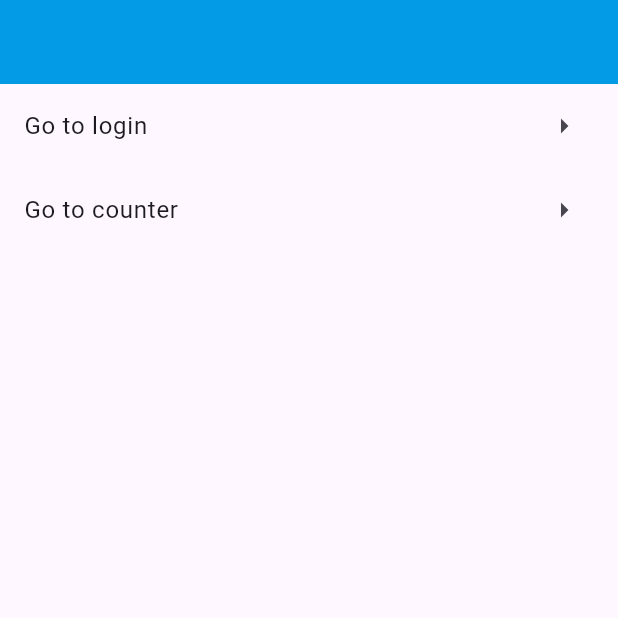
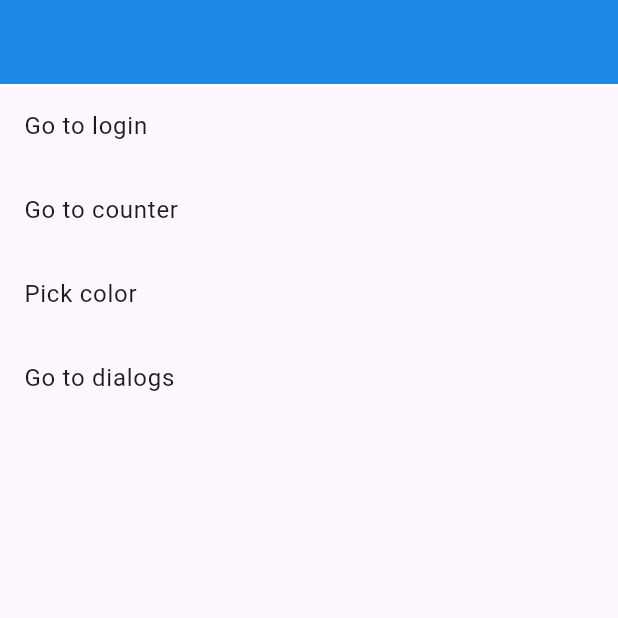
Before and after one commit to JeiGlz13/app-flutter-navigation, a Flutter app: the screen it shows after launch, on a phone screen of 412 x 824 dp, the top half of it. Run offline on Flutter 3.47's test engine with Material 2 defaults, Android fonts, the phone set to English and light mode, and no system bars; our stand-ins replace faker.

Commit message:
Finalizando la seccion de navegacion y dialogs en flutter

```diff
--- a/lib/pages/menu_page.dart
+++ b/lib/pages/menu_page.dart
@@ -1,64 +1,82 @@
 import 'package:faker/faker.dart';
 import 'package:flutter/material.dart';
+import 'package:navigation/pages/color_picker.dart';
 import 'package:navigation/pages/login_page.dart';
 import 'package:navigation/routes/routes.dart';
 
-class MenuPage extends StatelessWidget {
+class PageData {
+  final String name;
+  final String label;
+  final Object? arguments;
+  final void Function(Object?)? onResult;
+
+  PageData({
+    required this.name,
+    required this.label,
+    this.arguments,
+    this.onResult,
+  });
+}
+
+class MenuPage extends StatefulWidget {
   const MenuPage({super.key});
 
-  void _onTap (BuildContext context) {
-    final Faker faker = Faker();
-    final String email = faker.internet.email();
+  @override
+  State<MenuPage> createState() => _MenuPageState();
+}
 
-    Navigator.pushNamed(
-      context,
-      Routes.login,
-      arguments: email,
-    );
+class _MenuPageState extends State<MenuPage> {
+  Color _color = Colors.blue.shade600;
+  List<PageData> _pages = [];
 
-    // final route = MaterialPageRoute(
-    //   settings: const RouteSettings(name: '/login'),
-    //   builder: (_) => LoginPage(email: email),
-    // );
-    // Navigator.push(context, route);
-    // Navigator.pushReplacement(context, route);
+  @override
+  void initState() {
+    super.initState();
+
+    _pages = [
+      PageData(name: Routes.login, label: 'Go to login', arguments: 'test@test.com'),
+      PageData(name: Routes.counter, label: 'Go to counter'),
+      PageData(
+        name: Routes.colorPicker,
+        label: 'Pick color',
+        onResult: (result) {
+          if (result != null) {
+            setState(() {
+              _color = result as Color;
+            });
+          }
+        },
+      ),
+      PageData(name: Routes.dialogs, label: 'Go to dialogs'),
+    ];
   }
 
   @override
   Widget build(BuildContext context) {
-
     return Scaffold(
       appBar: AppBar(
-        backgroundColor: Colors.lightBlue.shade600,
+        backgroundColor: _color,
       ),
       body: SafeArea(
-        child: ListView(
-          children: [
-            ListTile(
-              onTap: () => _onTap(context),
-              // onTap: () => _onTap(context),
+        child: ListView.builder(
+          itemBuilder: (_, index) {
+            final data = _pages[index];
+            return ListTile(
+              title: Text(data.label),
+              onTap: () async {
+                final result = await Navigator.pushNamed(
+                  context,
+                  data.name,
+                  arguments: data.arguments,
+                );
 
-              // onTap: () {
-              //   final route = MaterialPageRoute(
-              //     builder: (_) {
-              //       final faker = Faker();
-              //       return const LoginPage();
-              //     },
-              //     settings: RouteSettings(
-              //       arguments: faker.internet.email(),
-              //     ),
-              //   );
-              //   Navigator.push(context, route);
-              // },
-              title: const Text('Go to login'),
-              trailing: const Icon(Icons.arrow_right_outlined),
-            ),
-            ListTile(
-              onTap: () => Navigator.pushNamed(context, Routes.counter),
-              title: const Text('Go to counter'),
-              trailing: const Icon(Icons.arrow_right_outlined),
-            ),
-          ],
+                if (data.onResult != null) {
+                  data.onResult!(result);
+                }
+              },
+            );
+          },
+          itemCount: _pages.length,
         )
       ),
     );
--- a/lib/routes/app_routes.dart
+++ b/lib/routes/app_routes.dart
@@ -1,5 +1,7 @@
 import 'package:flutter/material.dart';
+import 'package:navigation/pages/color_picker.dart';
 import 'package:navigation/pages/counter_page.dart';
+import 'package:navigation/pages/dialogs_page.dart';
 import 'package:navigation/pages/login_page.dart';
 import 'package:navigation/pages/menu_page.dart';
 import 'package:navigation/routes/routes.dart';
@@ -17,4 +19,6 @@ Map<String, Widget Function(BuildContext)> get appRoutes => {
     email: getArguments<String>(context),
   ),
   Routes.splash: (context) => const SplashPage(),
+  Routes.colorPicker: (context) => const ColorPicker(),
+  Routes.dialogs: (context) => const DialogsPage(),
 };
--- a/lib/routes/routes.dart
+++ b/lib/routes/routes.dart
@@ -5,4 +5,6 @@ class Routes {
   static const home = '/home';
   static const login = '/login';
   static const splash = '/splash';
+  static const colorPicker = '/color-picker';
+  static const dialogs = '/dialogs';
 }
```
Also changed, not shown: lib/dialogs/bottom_sheet_dialog.dart (added, +49 -0 lines), lib/dialogs/confirm_dialog.dart (added, +60 -0 lines), lib/dialogs/cupertino_dialog.dart (added, +42 -0 lines), lib/dialogs/custom_dialog.dart (added, +69 -0 lines), lib/pages/color_picker.dart (added, +23 -0 lines), lib/pages/counter_page.dart (+18 -3 lines), lib/pages/dialogs_page.dart (added, +78 -0 lines).
